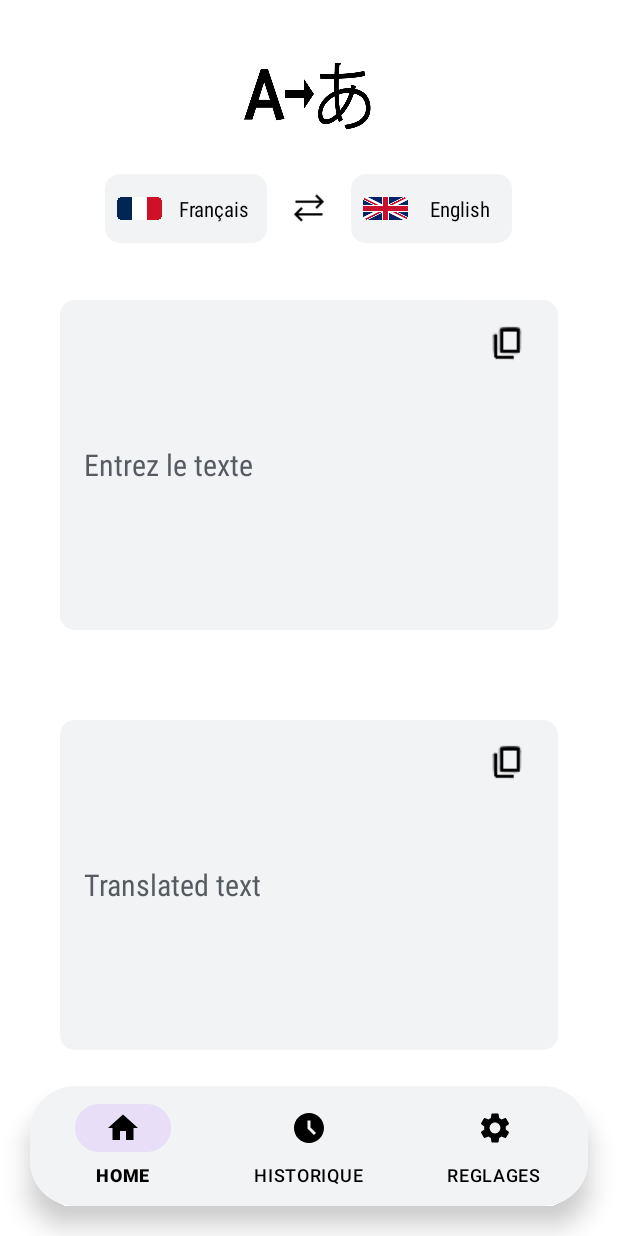
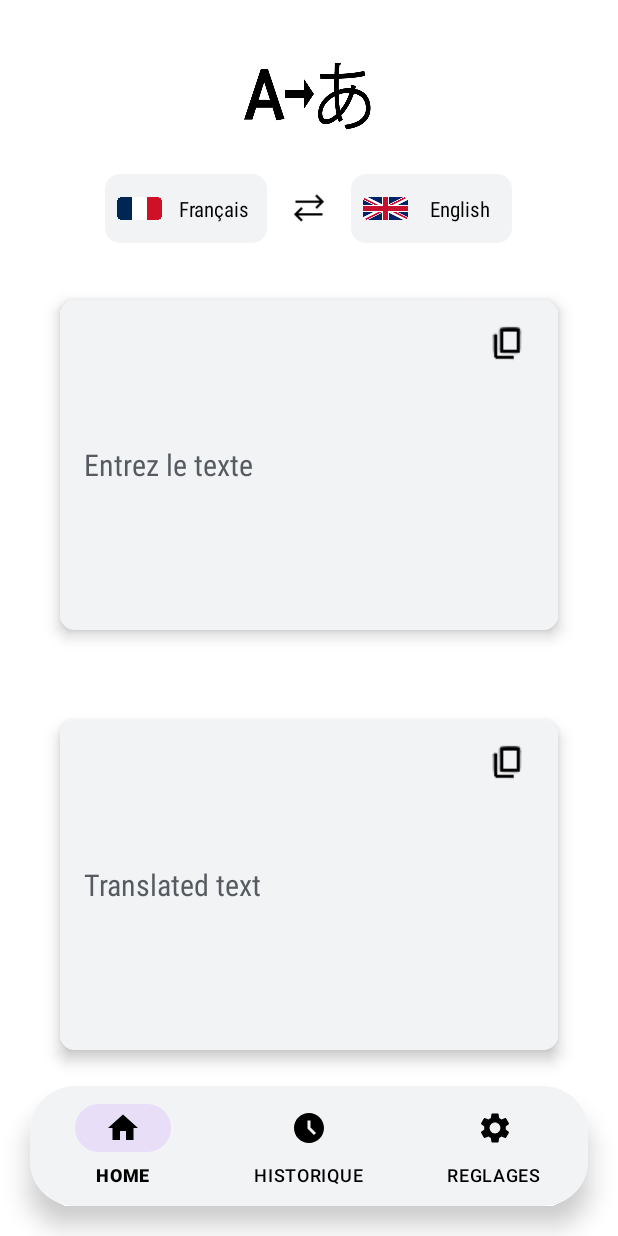
Before and after one commit to Math23125/TranslationApplication, an Android app: the screen it shows after launch (MainActivity), on a phone screen of 412 x 824 dp. Run offline under Robolectric (Android 15) with nearby library versions, the phone set to English and light mode, and no system bars; our stand-ins replace Room's generated code.

Commit message:
ombres et reglage des bugs de traductions

```diff
--- a/app/src/main/java/com/example/navbarre/custombottomnav/PageChargement.java
+++ b/app/src/main/java/com/example/navbarre/custombottomnav/PageChargement.java
@@ -8,7 +8,7 @@ import com.example.navbarre.R;
 
 public class PageChargement extends AppCompatActivity {
 
-    private static final int LOADING_DURATION = 5000; // Durée de chargement en millisecondes
+    private static final int LOADING_DURATION = 2500; // Durée de chargement en millisecondes
 
     @Override
     protected void onCreate(Bundle savedInstanceState) {
--- a/app/src/main/res/layout/fragment_home.xml
+++ b/app/src/main/res/layout/fragment_home.xml
@@ -104,7 +104,9 @@
         android:layout_height="wrap_content"
         android:layout_marginTop="200dp"
         android:layout_marginStart="40dp"
-        android:layout_marginEnd="40dp">
+        android:layout_marginEnd="40dp"
+        android:elevation="6dp"
+        android:background="@drawable/rounded_corner">
 
         <EditText
             android:id="@+id/inputText"
@@ -141,6 +143,8 @@
         android:layout_marginTop="480dp"
         android:layout_marginStart="40dp"
         android:layout_marginEnd="40dp"
+        android:elevation="6dp"
+        android:background="@drawable/rounded_corner"
         tools:ignore="NotSibling">
 
         <TextView
--- a/app/src/main/res/xml/network_security_config.xml
+++ b/app/src/main/res/xml/network_security_config.xml
@@ -5,7 +5,7 @@
         <domain includeSubdomains="true">127.0.0.1</domain>
         <domain includeSubdomains="true">192.168.1.10</domain>
         <domain includeSubdomains="true">10.4.254.221</domain>
-        <domain includeSubdomains="true">192.168.1.116</domain>
+        <domain includeSubdomains="true">192.168.1.25</domain>
 
 
     </domain-config>
```
Also changed, not shown: app/src/main/java/com/example/navbarre/fragment/Homepower/TranslationCall.java (+13 -3 lines).
